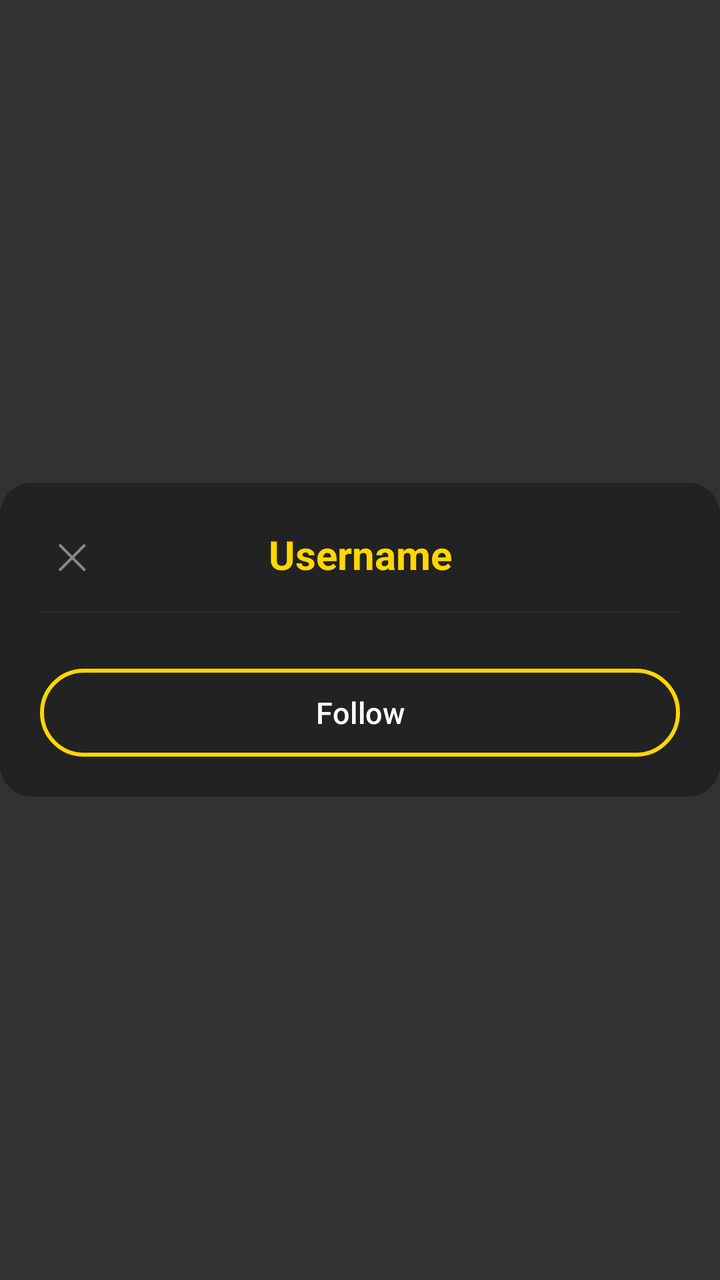
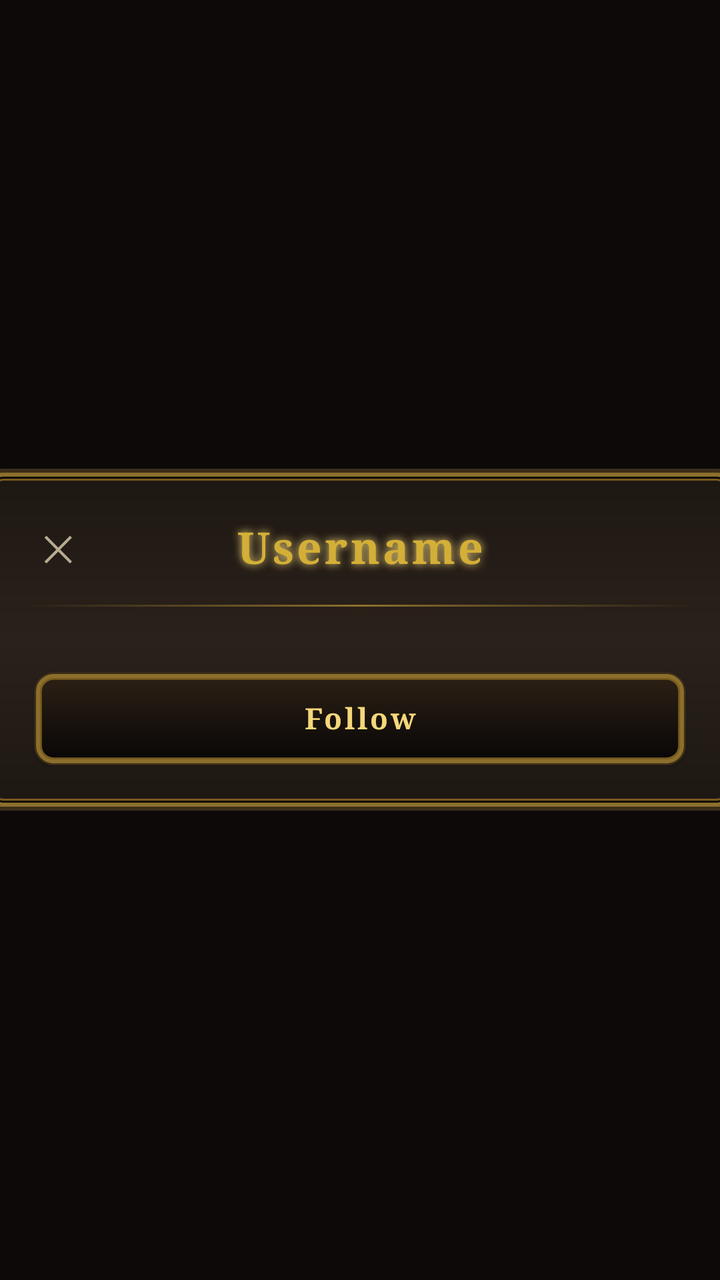

An Android layout rendered at two revisions. The XML below is the earlier revision; the diff shows what the commit changed to produce the second picture.
<!-- AndroidManifest.xml: application theme Theme.OblivionDescent -->
<!-- res/layout/dialog_user_stats.xml -->
<?xml version="1.0" encoding="utf-8"?>
<FrameLayout xmlns:android="http://schemas.android.com/apk/res/android"
    xmlns:app="http://schemas.android.com/apk/res-auto"
    xmlns:tools="http://schemas.android.com/tools"
    android:layout_width="match_parent"
    android:layout_height="match_parent"
    android:background="#CC000000"
    android:clickable="true"
    android:focusable="true">

    <LinearLayout
        android:layout_width="360dp"
        android:layout_height="wrap_content"
        android:layout_gravity="center"
        android:orientation="vertical"
        android:background="@drawable/rounded_dialog_bg"
        android:padding="20dp">

        
        <FrameLayout
            android:layout_width="match_parent"
            android:layout_height="wrap_content"
            android:layout_marginBottom="12dp">

            <TextView
                android:id="@+id/btn_close_user_detail"
                android:layout_width="32dp"
                android:layout_height="32dp"
                android:layout_gravity="start|center_vertical"
                android:text="✕"
                android:textColor="#888888"
                android:textSize="18sp"
                android:gravity="center"
                android:clickable="true"
                android:focusable="true"
                android:background="?attr/selectableItemBackgroundBorderless"
                tools:ignore="HardcodedText"/>

            <TextView
                android:id="@+id/user_detail_name"
                android:layout_width="match_parent"
                android:layout_height="wrap_content"
                android:layout_gravity="center_vertical"
                android:gravity="center"
                android:paddingHorizontal="36dp"
                android:text="Username"
                android:textColor="#FFD700"
                android:textSize="20sp"
                android:textStyle="bold"
                tools:ignore="HardcodedText"/>

        </FrameLayout>

        <View
            android:layout_width="match_parent"
            android:layout_height="1dp"
            android:background="#2A2A2A"
            android:layout_marginBottom="12dp"/>

        
        <LinearLayout
            android:id="@+id/user_detail_stats"
            android:layout_width="match_parent"
            android:layout_height="wrap_content"
            android:orientation="vertical"
            android:layout_marginBottom="16dp"/>

        
        <com.google.android.material.button.MaterialButton
            android:id="@+id/btn_follow"
            android:layout_width="match_parent"
            android:layout_height="44dp"
            android:text="Follow"
            android:textAllCaps="false"
            android:textColor="#FFFFFF"
            android:textSize="15sp"
            android:insetTop="0dp"
            android:insetBottom="0dp"
            app:cornerRadius="22dp"
            app:strokeWidth="2dp"
            app:strokeColor="#FFD700"
            app:backgroundTint="@color/darkGray"
            tools:ignore="HardcodedText"/>

    </LinearLayout>

</FrameLayout>
<!-- resources referenced by this layout -->
<resources>
  <color name="darkGray">#222222</color>
  <!-- drawable rounded_dialog_bg (drawable) -->
  <shape xmlns:android="http://schemas.android.com/apk/res/android"
      android:shape="rectangle">
      <solid android:color="#222222"/>
      <corners android:radius="16dp"/>
  </shape>
  <style name="Theme.OblivionDescent" parent="Base.Theme.OblivionDescent" />
  <style name="Base.Theme.OblivionDescent" parent="Theme.Material3.DayNight.NoActionBar">
      </style>
</resources>

<!-- the commit's change to res/layout/dialog_user_stats.xml (unified diff, before → after) -->
@@ -4,17 +4,18 @@
     xmlns:tools="http://schemas.android.com/tools"
     android:layout_width="match_parent"
     android:layout_height="match_parent"
-    android:background="#CC000000"
+    android:background="@color/bg_overlay"
     android:clickable="true"
     android:focusable="true">
 
     <LinearLayout
-        android:layout_width="360dp"
+        android:layout_width="380dp"
         android:layout_height="wrap_content"
         android:layout_gravity="center"
         android:orientation="vertical"
         android:background="@drawable/rounded_dialog_bg"
-        android:padding="20dp">
+        android:padding="22dp"
+        android:animation="@anim/dialog_open">
 
         
         <FrameLayout
@@ -24,12 +25,13 @@
 
             <TextView
                 android:id="@+id/btn_close_user_detail"
-                android:layout_width="32dp"
-                android:layout_height="32dp"
+                android:layout_width="34dp"
+                android:layout_height="34dp"
                 android:layout_gravity="start|center_vertical"
                 android:text="✕"
-                android:textColor="#888888"
+                android:textColor="@color/bone_dim"
                 android:textSize="18sp"
+                android:fontFamily="serif"
                 android:gravity="center"
                 android:clickable="true"
                 android:focusable="true"
@@ -44,9 +46,15 @@
                 android:gravity="center"
                 android:paddingHorizontal="36dp"
                 android:text="Username"
-                android:textColor="#FFD700"
-                android:textSize="20sp"
+                android:textColor="@color/gold_bright"
+                android:textSize="22sp"
                 android:textStyle="bold"
+                android:fontFamily="serif"
+                android:letterSpacing="0.06"
+                android:shadowColor="@color/gold_glow"
+                android:shadowDx="0"
+                android:shadowDy="0"
+                android:shadowRadius="10"
                 tools:ignore="HardcodedText"/>
 
         </FrameLayout>
@@ -54,8 +62,8 @@
         <View
             android:layout_width="match_parent"
             android:layout_height="1dp"
-            android:background="#2A2A2A"
-            android:layout_marginBottom="12dp"/>
+            android:background="@drawable/divider_gold"
+            android:layout_marginBottom="14dp"/>
 
         
         <LinearLayout
@@ -63,23 +71,26 @@
             android:layout_width="match_parent"
             android:layout_height="wrap_content"
             android:orientation="vertical"
-            android:layout_marginBottom="16dp"/>
+            android:layout_marginBottom="18dp"/>
 
         
         <com.google.android.material.button.MaterialButton
             android:id="@+id/btn_follow"
             android:layout_width="match_parent"
-            android:layout_height="44dp"
+            android:layout_height="48dp"
             android:text="Follow"
             android:textAllCaps="false"
-            android:textColor="#FFFFFF"
+            android:textColor="@color/gold_glow"
             android:textSize="15sp"
+            android:textStyle="bold"
+            android:fontFamily="serif"
+            android:letterSpacing="0.08"
             android:insetTop="0dp"
             android:insetBottom="0dp"
-            app:cornerRadius="22dp"
-            app:strokeWidth="2dp"
-            app:strokeColor="#FFD700"
-            app:backgroundTint="@color/darkGray"
+            app:backgroundTint="@null"
+            android:background="@drawable/btn_login"
+            android:stateListAnimator="@animator/button_elevation_anim"
+            android:translationZ="4dp"
             tools:ignore="HardcodedText"/>
 
     </LinearLayout>
<!-- resource entries referenced after the edit -->
@@ -1,14 +1,113 @@
 <!-- resources referenced by this layout -->
 <resources>
-  <color name="darkGray">#222222</color>
+  <color name="bg_overlay">#CC0A0807</color>
+  <color name="bone_dim">#B8AC91</color>
+  <color name="gold_bright">#D4AF37</color>
+  <color name="gold_glow">#F4D77A</color>
+  <!-- drawable btn_login: vector/xml drawable (drawable, 3325 chars, omitted) -->
+  <!-- drawable divider_gold (drawable) -->
+  <?xml version="1.0" encoding="utf-8"?>
+  <shape xmlns:android="http://schemas.android.com/apk/res/android">
+      <size android:height="1dp"/>
+      <gradient
+          android:type="linear"
+          android:angle="0"
+          android:startColor="#00000000"
+          android:centerColor="@color/border_gold"
+          android:endColor="#00000000"/>
+  </shape>
   <!-- drawable rounded_dialog_bg (drawable) -->
-  <shape xmlns:android="http://schemas.android.com/apk/res/android"
-      android:shape="rectangle">
-      <solid android:color="#222222"/>
-      <corners android:radius="16dp"/>
-  </shape>
+  <?xml version="1.0" encoding="utf-8"?>
+  <layer-list xmlns:android="http://schemas.android.com/apk/res/android">
+  
+      
+      <item>
+          <shape android:shape="rectangle">
+              <solid android:color="@color/border_gold_outer"/>
+              <corners android:radius="10dp"/>
+          </shape>
+      </item>
+  
+      
+      <item
+          android:left="2dp"
+          android:top="2dp"
+          android:right="2dp"
+          android:bottom="2dp">
+          <shape android:shape="rectangle">
+              <solid android:color="@color/border_gold"/>
+              <corners android:radius="9dp"/>
+          </shape>
+      </item>
+  
+      
+      <item
+          android:left="4dp"
+          android:top="4dp"
+          android:right="4dp"
+          android:bottom="4dp">
+          <shape android:shape="rectangle">
+              <solid android:color="@color/bg_deepest"/>
+              <corners android:radius="8dp"/>
+          </shape>
+      </item>
+  
+      
+      <item
+          android:left="5dp"
+          android:top="5dp"
+          android:right="5dp"
+          android:bottom="5dp">
+          <shape android:shape="rectangle">
+              <solid android:color="@color/gold_deep"/>
+              <corners android:radius="7dp"/>
+          </shape>
+      </item>
+  
+      
+      <item
+          android:left="6dp"
+          android:top="6dp"
+          android:right="6dp"
+          android:bottom="6dp">
+          <shape android:shape="rectangle">
+              <gradient
+                  android:type="linear"
+                  android:angle="270"
+                  android:startColor="@color/bg_surface"
+                  android:centerColor="@color/bg_surface_alt"
+                  android:endColor="@color/bg_surface"/>
+              <corners android:radius="6dp"/>
+          </shape>
+      </item>
+  
+  </layer-list>
   <style name="Theme.OblivionDescent" parent="Base.Theme.OblivionDescent" />
+  <color name="border_gold">#8B6F2C</color>
+  <color name="border_gold_outer">#3C2D1A</color>
+  <color name="bg_deepest">#0A0807</color>
+  <color name="gold_deep">#7A5A1F</color>
+  <color name="bg_surface">#1E1813</color>
+  <color name="bg_surface_alt">#2A211A</color>
   <style name="Base.Theme.OblivionDescent" parent="Theme.Material3.DayNight.NoActionBar">
+          <item name="android:windowBackground">@color/bg_base</item>
+          <item name="android:colorBackground">@color/bg_base</item>
+          <item name="colorPrimary">@color/gold_base</item>
+          <item name="colorPrimaryVariant">@color/gold_deep</item>
+          <item name="colorOnPrimary">@color/bg_deepest</item>
+          <item name="colorSecondary">@color/crimson_base</item>
+          <item name="colorOnSecondary">@color/bone_white</item>
+          <item name="colorSurface">@color/bg_surface</item>
+          <item name="colorOnSurface">@color/bone_white</item>
+          <item name="colorAccent">@color/gold_bright</item>
+          <item name="android:textColorPrimary">@color/bone_white</item>
+          <item name="android:textColorSecondary">@color/bone_dim</item>
+          <item name="android:textColorHint">@color/bone_muted</item>
       </style>
+  <color name="bg_base">#14100D</color>
+  <color name="gold_base">#B8911E</color>
+  <color name="crimson_base">#8B1818</color>
+  <color name="bone_white">#EAE0CA</color>
+  <color name="bone_muted">#7A7060</color>
 </resources>
 
